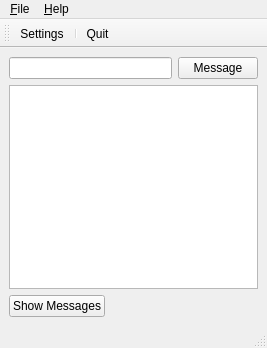
This is assets/ui/playground_main_window.ui in joaonc/qt_playground as Qt 5 draws it before an edit. The edited form follows.
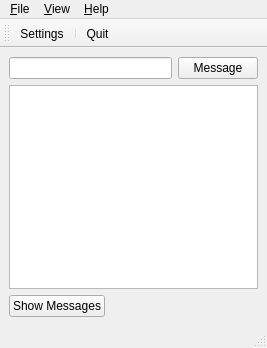
This is the edited form. Icons and pictures are not drawn.

Commit message: main window ui updates

The edit to the form file:
```diff
--- a/assets/ui/playground_main_window.ui
+++ b/assets/ui/playground_main_window.ui
@@ -89,7 +89,15 @@
     <addaction name="separator"/>
     <addaction name="action_quit"/>
    </widget>
+   <widget class="QMenu" name="menu_view">
+    <property name="title">
+     <string>&amp;View</string>
+    </property>
+    <addaction name="action_messages"/>
+    <addaction name="action_animation"/>
+   </widget>
    <addaction name="menu_file"/>
+   <addaction name="menu_view"/>
    <addaction name="menu_help"/>
   </widget>
   <widget class="QStatusBar" name="status_bar"/>
```
Left out of the diff: 10 changed lines with no effect on the pictures. The commit also changes 4 other files.
